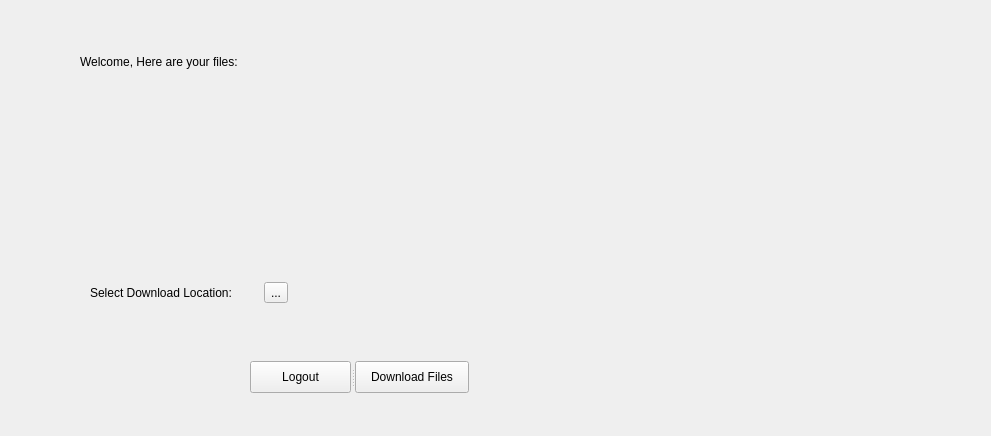
Before: the Qt Designer form pyfluminus.ui in raynoldng/pyfluminus, drawn with Qt 5; both pictures show x 91 to 1082 and y 0 to 436 of the 1440 by 777 pixel window.
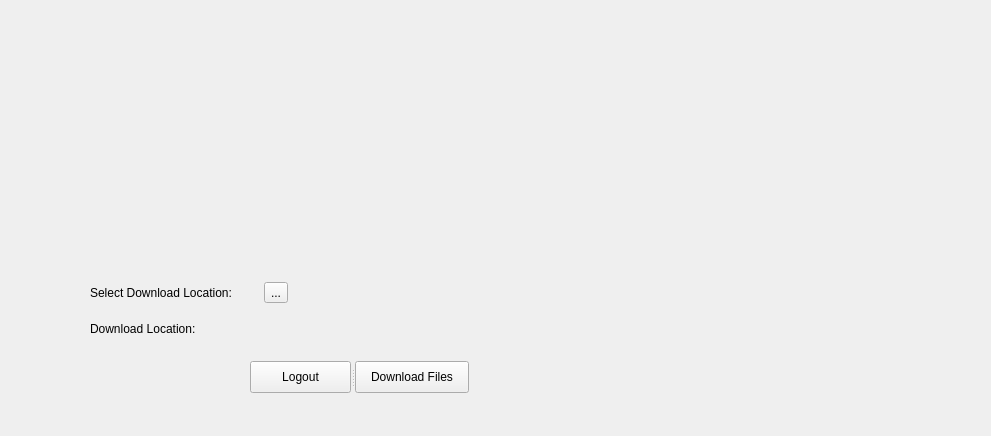
After: the same form once the commit is applied. The open tabs and pages were chosen to show the change.

What changed in the file:
```diff
--- a/pyfluminus.ui
+++ b/pyfluminus.ui
@@ -90,20 +90,7 @@
       </widget>
      </widget>
      <widget class="QWidget" name="page_2">
-      <widget class="QLabel" name="label_3">
-       <property name="geometry">
-        <rect>
-         <x>160</x>
-         <y>10</y>
-         <width>221</width>
-         <height>81</height>
-        </rect>
-       </property>
-       <property name="text">
-        <string>Welcome, Here are your files:</string>
-       </property>
-      </widget>
-      <widget class="QWidget" name="">
+      <widget class="QWidget" name="layoutWidget">
        <property name="geometry">
         <rect>
          <x>170</x>
@@ -152,33 +139,18 @@
         </property>
        </widget>
       </widget>
-     </widget>
-     <widget class="QWidget" name="page_3">
-      <widget class="QWidget" name="">
+      <widget class="QLabel" name="DownloadLocation">
        <property name="geometry">
         <rect>
-         <x>510</x>
-         <y>260</y>
-         <width>164</width>
-         <height>65</height>
+         <x>170</x>
+         <y>310</y>
+         <width>821</width>
+         <height>16</height>
         </rect>
        </property>
-       <layout class="QGridLayout" name="gridLayout_2">
-        <item row="0" column="0">
-         <widget class="QLabel" name="label_5">
-          <property name="text">
-           <string>Download Complete!</string>
-          </property>
-         </widget>
-        </item>
-        <item row="1" column="0">
-         <widget class="QDialogButtonBox" name="buttonBox">
-          <property name="standardButtons">
-           <set>QDialogButtonBox::Cancel|QDialogButtonBox::Ok</set>
-          </property>
-         </widget>
-        </item>
-       </layout>
+       <property name="text">
+        <string>Download Location: &lt;None set, Click ... above&gt;</string>
+       </property>
       </widget>
      </widget>
     </widget>
```
Left out of the diff: 6 changed lines with no effect on the pictures.
